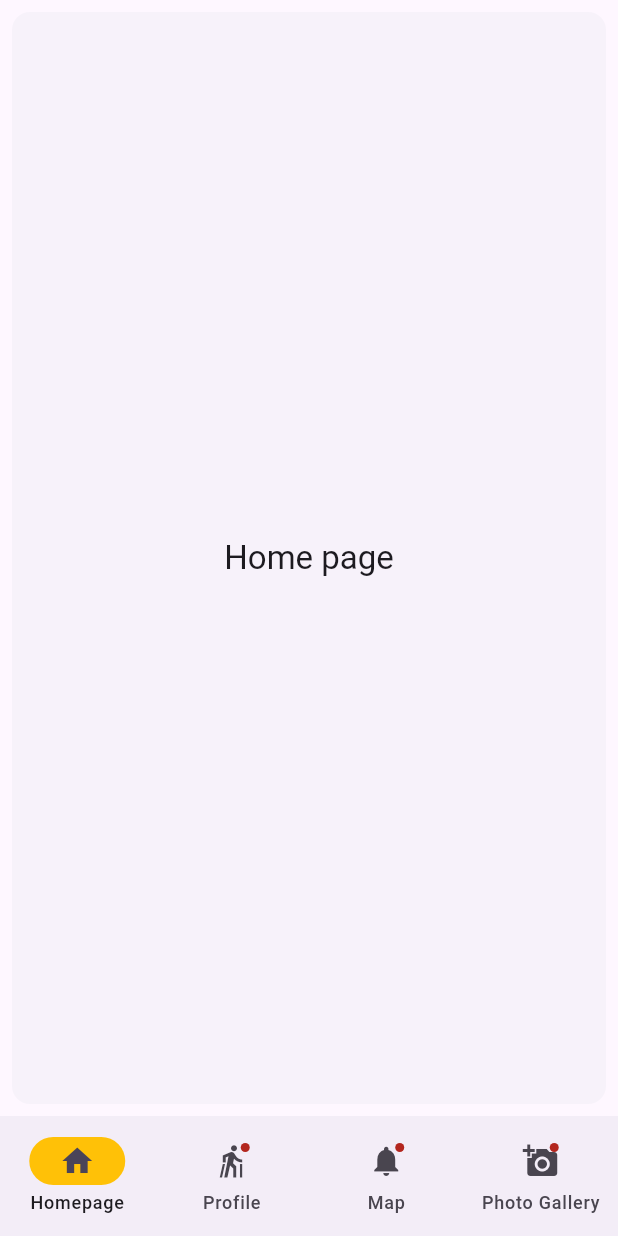
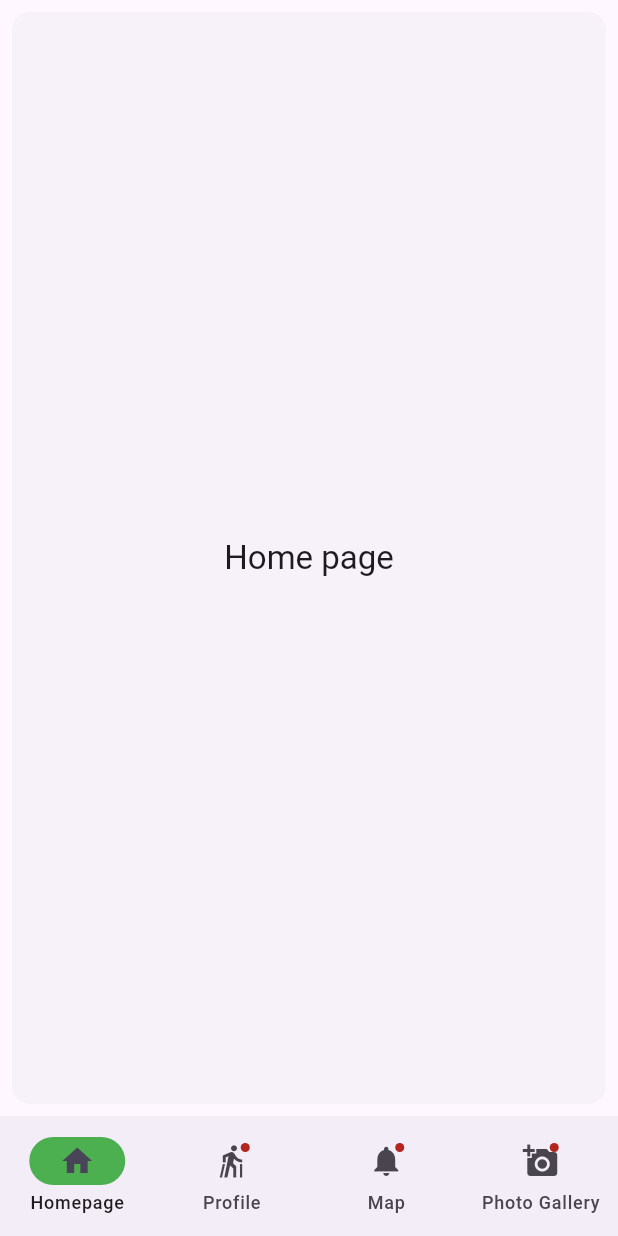
Before and after one commit to tnash321/hikatra2, a Flutter app: the screen it shows after launch, on a phone screen of 412 x 824 dp. Run offline on Flutter 3.47's test engine with Material 3 defaults, Android fonts, the phone set to English and light mode, and no system bars.

```diff
--- a/lib/main.dart
+++ b/lib/main.dart
@@ -34,7 +34,7 @@ class _NavigationExampleState extends State<NavigationExample> {
             currentPageIndex = index;
           });
         },
-        indicatorColor: Colors.amber,
+        indicatorColor: Colors.green,
         selectedIndex: currentPageIndex,
         destinations: const <Widget>[
           NavigationDestination(
@@ -144,7 +144,8 @@ class _NavigationExampleState extends State<NavigationExample> {
           ),
         ),
 
-        /// Messages page
+        /// Photo page
+        /*
         ListView.builder(
           reverse: true,
           itemCount: 2,
@@ -184,7 +185,23 @@ class _NavigationExampleState extends State<NavigationExample> {
               ),
             );
           },
+        ),*/
+
+        const Column(
+          children: [
+            Image(
+              image: NetworkImage('https://media.istockphoto.com/id/1141196125/photo/hiking-in-the-allgaeu-alps.jpg?s=612x612&w=0&k=20&c=scBnm6PxD4eJm49IKmP-EJiarbI_lds_z5QCWgViqTo='),
+            ),
+            Image(
+              image: NetworkImage('https://media.istockphoto.com/id/1189969126/photo/group-of-hikers-walks-in-mountains-at-sunset.jpg?s=612x612&w=0&k=20&c=YlJOZLmELRF0HaEr1Xv4-Uae_VN4vnB8XnE99hGD3gQ='),
+            ),
+            Image(
+              image: NetworkImage('https://www.ruidosonews.com/gcdn/presto/2018/08/21/PNM8/0f2772dd-aa08-42c2-93f4-e5c7b7e6737e-RichAnnaDozier.jpg?crop=2893,1627,x0,y166&width=2893&height=1627&format=pjpg&auto=webp'),
+            ),
+          ],
         ),
+
+
       ][currentPageIndex],
     );
   }
```
Also changed, not shown: 2 other files.
